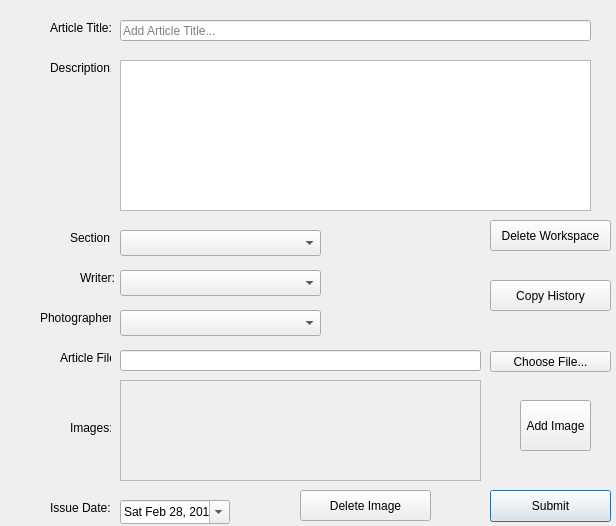
First picture: the form in LAWRENTIAN/LuD/newarticleworkspacewindow.ui, repository pyridine/LAWRENTIAN, before the edit.
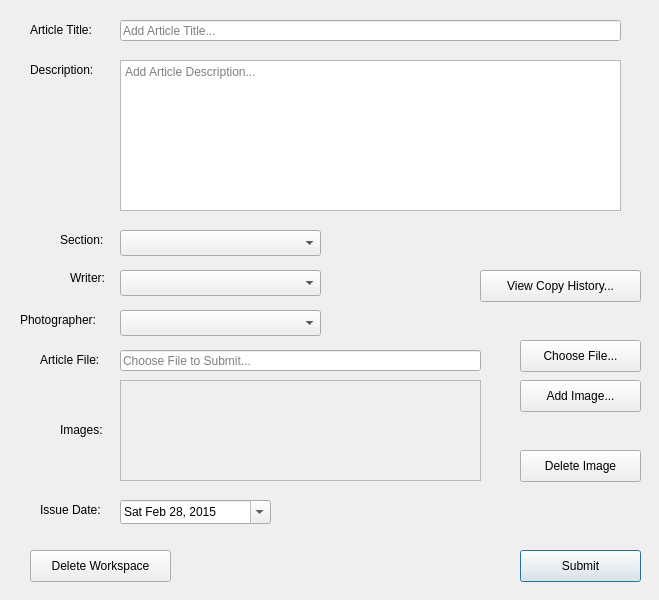
Second picture: the form after the edit.

```diff
--- a/LAWRENTIAN/LuD/newarticleworkspacewindow.ui
+++ b/LAWRENTIAN/LuD/newarticleworkspacewindow.ui
@@ -6,8 +6,8 @@
    <rect>
     <x>0</x>
     <y>0</y>
-    <width>616</width>
-    <height>526</height>
+    <width>659</width>
+    <height>600</height>
    </rect>
   </property>
   <property name="windowTitle">
@@ -16,10 +16,10 @@
   <widget class="QLabel" name="label">
    <property name="geometry">
     <rect>
-     <x>50</x>
+     <x>30</x>
      <y>20</y>
-     <width>61</width>
-     <height>16</height>
+     <width>81</width>
+     <height>20</height>
     </rect>
    </property>
    <property name="text">
@@ -29,10 +29,10 @@
   <widget class="QLabel" name="label_2">
    <property name="geometry">
     <rect>
-     <x>50</x>
+     <x>30</x>
      <y>60</y>
-     <width>61</width>
-     <height>16</height>
+     <width>81</width>
+     <height>20</height>
     </rect>
    </property>
    <property name="text">
@@ -42,7 +42,7 @@
   <widget class="QLabel" name="label_3">
    <property name="geometry">
     <rect>
-     <x>80</x>
+     <x>70</x>
      <y>270</y>
      <width>41</width>
      <height>16</height>
@@ -57,7 +57,7 @@
     <rect>
      <x>120</x>
      <y>20</y>
-     <width>471</width>
+     <width>501</width>
      <height>21</height>
     </rect>
    </property>
@@ -68,10 +68,10 @@
   <widget class="QLabel" name="label_4">
    <property name="geometry">
     <rect>
-     <x>70</x>
+     <x>60</x>
      <y>230</y>
-     <width>41</width>
-     <height>16</height>
+     <width>51</width>
+     <height>20</height>
     </rect>
    </property>
    <property name="text">
@@ -83,18 +83,21 @@
     <rect>
      <x>120</x>
      <y>60</y>
-     <width>471</width>
+     <width>501</width>
      <height>151</height>
     </rect>
    </property>
+   <property name="placeholderText">
+    <string>Add Article Description...</string>
+   </property>
   </widget>
   <widget class="QLabel" name="label_5">
    <property name="geometry">
     <rect>
-     <x>40</x>
+     <x>20</x>
      <y>310</y>
-     <width>71</width>
-     <height>16</height>
+     <width>91</width>
+     <height>20</height>
     </rect>
    </property>
    <property name="text">
@@ -134,10 +137,10 @@
   <widget class="QLabel" name="label_6">
    <property name="geometry">
     <rect>
-     <x>60</x>
+     <x>40</x>
      <y>350</y>
-     <width>51</width>
-     <height>16</height>
+     <width>71</width>
+     <height>20</height>
     </rect>
    </property>
    <property name="text">
@@ -147,10 +150,10 @@
   <widget class="QPushButton" name="chooseFile_pushButton">
    <property name="geometry">
     <rect>
-     <x>490</x>
-     <y>351</y>
+     <x>520</x>
+     <y>340</y>
      <width>121</width>
-     <height>21</height>
+     <height>32</height>
     </rect>
    </property>
    <property name="text">
@@ -169,12 +172,15 @@
      <height>21</height>
     </rect>
    </property>
+   <property name="placeholderText">
+    <string>Choose File to Submit...</string>
+   </property>
   </widget>
   <widget class="QPushButton" name="submit_pushButton">
    <property name="geometry">
     <rect>
-     <x>490</x>
-     <y>490</y>
+     <x>520</x>
+     <y>550</y>
      <width>121</width>
      <height>32</height>
     </rect>
@@ -186,10 +192,10 @@
   <widget class="QLabel" name="label_7">
    <property name="geometry">
     <rect>
-     <x>50</x>
+     <x>40</x>
      <y>500</y>
-     <width>61</width>
-     <height>16</height>
+     <width>71</width>
+     <height>20</height>
     </rect>
    </property>
    <property name="text">
@@ -201,7 +207,7 @@
     <rect>
      <x>120</x>
      <y>500</y>
-     <width>110</width>
+     <width>151</width>
      <height>24</height>
     </rect>
    </property>
@@ -236,22 +242,22 @@
    <property name="geometry">
     <rect>
      <x>520</x>
-     <y>400</y>
-     <width>71</width>
-     <height>51</height>
+     <y>380</y>
+     <width>121</width>
+     <height>32</height>
     </rect>
    </property>
    <property name="text">
-    <string>Add Image</string>
+    <string>Add Image...</string>
    </property>
   </widget>
   <widget class="QLabel" name="label_8">
    <property name="geometry">
     <rect>
-     <x>70</x>
+     <x>60</x>
      <y>420</y>
-     <width>41</width>
-     <height>16</height>
+     <width>51</width>
+     <height>20</height>
     </rect>
    </property>
    <property name="text">
@@ -284,10 +290,10 @@
   <widget class="QPushButton" name="delete_pushButton">
    <property name="geometry">
     <rect>
-     <x>300</x>
-     <y>490</y>
-     <width>131</width>
-     <height>31</height>
+     <x>520</x>
+     <y>450</y>
+     <width>121</width>
+     <height>32</height>
     </rect>
    </property>
    <property name="text">
@@ -297,10 +303,10 @@
   <widget class="QPushButton" name="deleteAWS_pushButton">
    <property name="geometry">
     <rect>
-     <x>490</x>
-     <y>220</y>
-     <width>121</width>
-     <height>31</height>
+     <x>30</x>
+     <y>550</y>
+     <width>141</width>
+     <height>32</height>
     </rect>
    </property>
    <property name="text">
@@ -310,14 +316,14 @@
   <widget class="QPushButton" name="copyHistory_pushButton">
    <property name="geometry">
     <rect>
-     <x>490</x>
-     <y>280</y>
-     <width>121</width>
-     <height>31</height>
+     <x>480</x>
+     <y>270</y>
+     <width>161</width>
+     <height>32</height>
     </rect>
    </property>
    <property name="text">
-    <string>Copy History</string>
+    <string>View Copy History...</string>
    </property>
   </widget>
  </widget>
```
